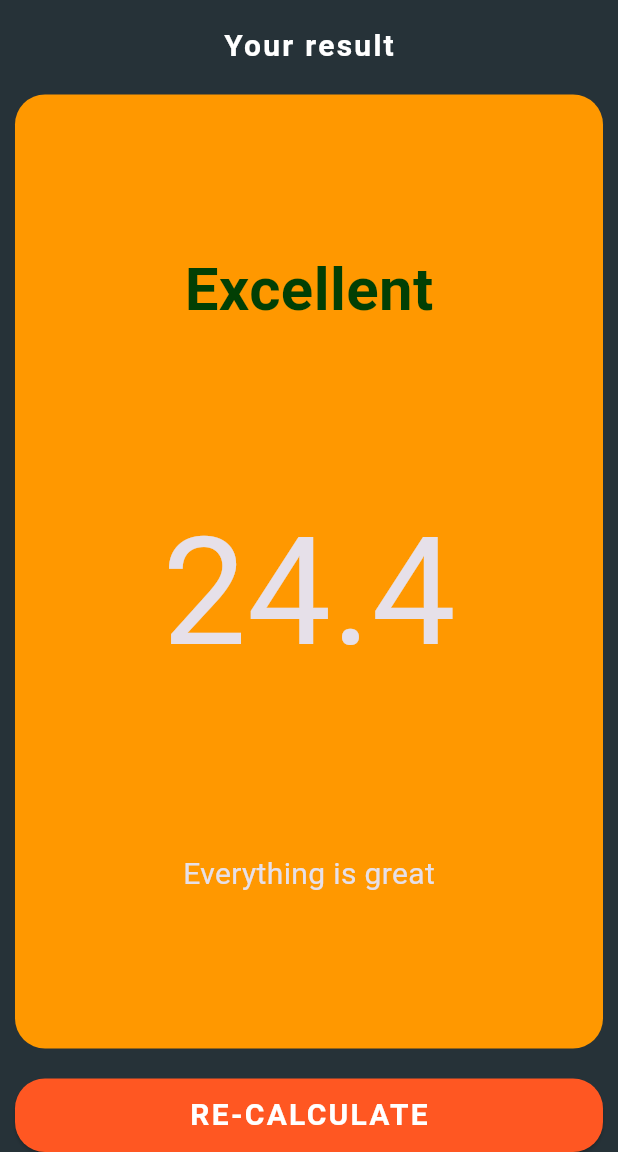
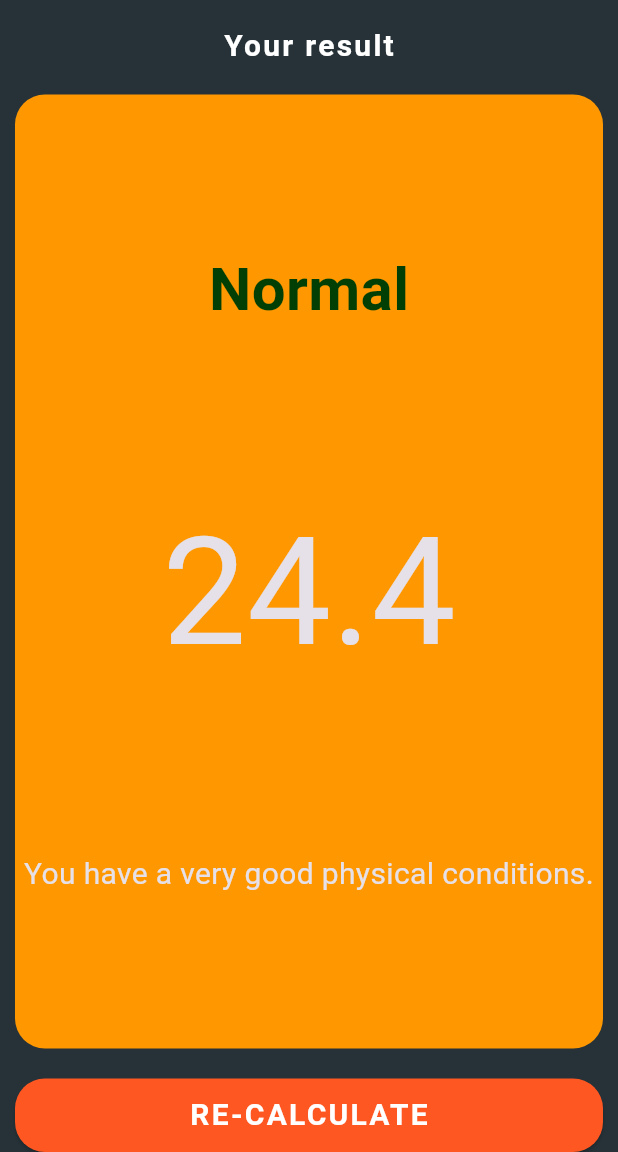
Before and after one commit to yaroslavsolokha/bmi_calculator, a Flutter app: the screen it shows after launch, after a tap on "CALCULATE", on a phone screen of 412 x 824 dp, the part 84-1236 px from its top. Run offline on Flutter 3.47's test engine with Material 3 defaults, Android fonts, the phone set to English and light mode, and no system bars; our stand-ins replace font_awesome_flutter.

Commit message:
final version

```diff
--- a/lib/calculation.dart
+++ b/lib/calculation.dart
@@ -1,15 +1,43 @@
 import 'dart:math';
 
 class Calculation {
-  const Calculation({
+  final int height;
+  final int weight;
+  late final double _bmi;
+
+  Calculation({
     required this.height,
     required this.weight,
-  });
-
-  final int height;
-  final int weight;
+  }) {
+    _bmi = _calculateBMI();
+  }
 
   double getBMI() {
+    return _bmi;
+  }
+
+  double _calculateBMI() {
     return weight / pow((height / 100), 2);
   }
+
+  Map<String, String> getInfo() {
+    String status;
+    String description;
+
+    if (_bmi >= 25) {
+      status = 'Overweight';
+      description = 'You should go to a gym. Go!';
+    } else if (_bmi > 18.5) {
+      status = 'Normal';
+      description = 'You have a very good physical conditions.';
+    } else {
+      status = 'Underweight';
+      description = 'You should start your day with eating Big mac menu.';
+    }
+
+    return {
+      'status': status,
+      'description': description,
+    };
+  }
 }
--- a/lib/screens/homepage.dart
+++ b/lib/screens/homepage.dart
@@ -129,10 +129,12 @@ class _HomepageScreenState extends State<HomepageScreen> {
                       Calculation calculation =
                           Calculation(height: height, weight: weight);
 
+                      Map<String, String> info = calculation.getInfo();
+
                       return ResultScreen(
-                        status: 'Excellent',
+                        status: info['status']!,
                         bmi: calculation.getBMI(),
-                        description: 'Everything is great',
+                        description: info['description']!,
                       );
                     },
                   ),
--- a/lib/screens/result.dart
+++ b/lib/screens/result.dart
@@ -55,6 +55,7 @@ class ResultScreen extends StatelessWidget {
                       Text(
                         description,
                         style: const TextStyle(fontSize: 20),
+                        textAlign: TextAlign.center,
                       )
                     ],
                   ),
```
